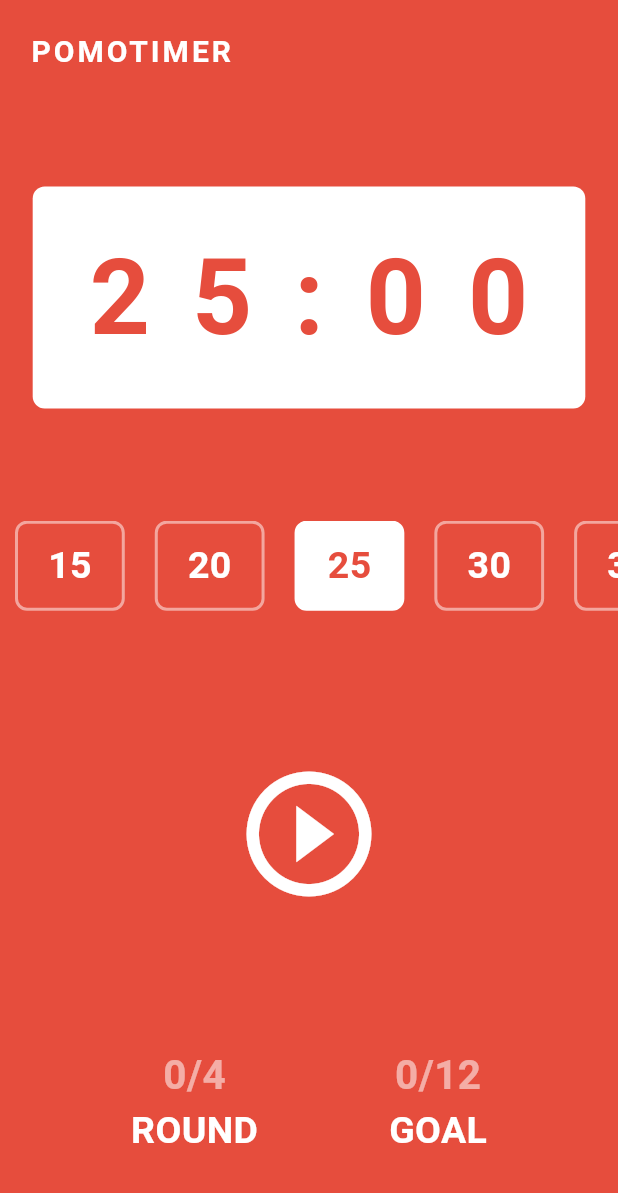
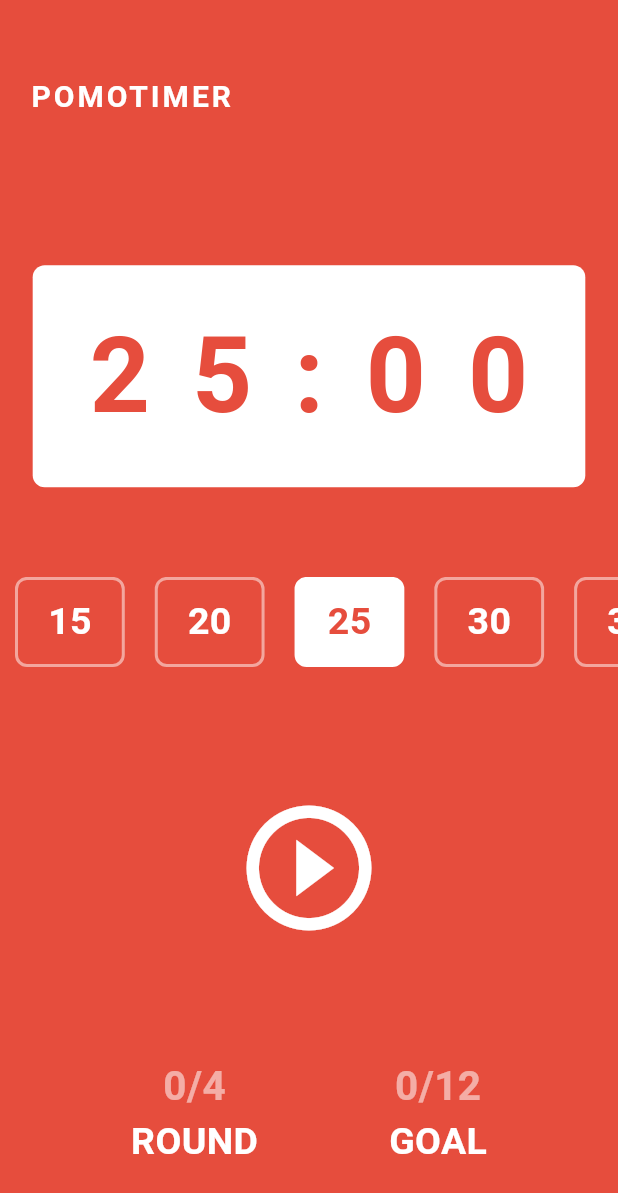
Before and after one commit to Odyssey409/pomodoro_app, a Flutter app: the screen it shows after launch, on a phone screen of 412 x 824 dp. Shown: the top 1193 px of the screen. Run offline on Flutter 3.47's test engine with Material 3 defaults, Android fonts, the phone set to English and light mode, and no system bars; missing offline and left inert: flip_board, timed_widget_slider.

Commit message:
minor design change

```diff
--- a/lib/screens/home_screen.dart
+++ b/lib/screens/home_screen.dart
@@ -148,7 +148,7 @@ class _HomeScreenState extends State<HomeScreen> {
       body: Column(
         children: [
           const Padding(
-            padding: EdgeInsets.symmetric(vertical: 20, horizontal: 20),
+            padding: EdgeInsets.symmetric(vertical: 50, horizontal: 20),
             child: Row(
               children: [
                 Text(
```
Also changed, not shown: pubspec.lock, 2 other files.
